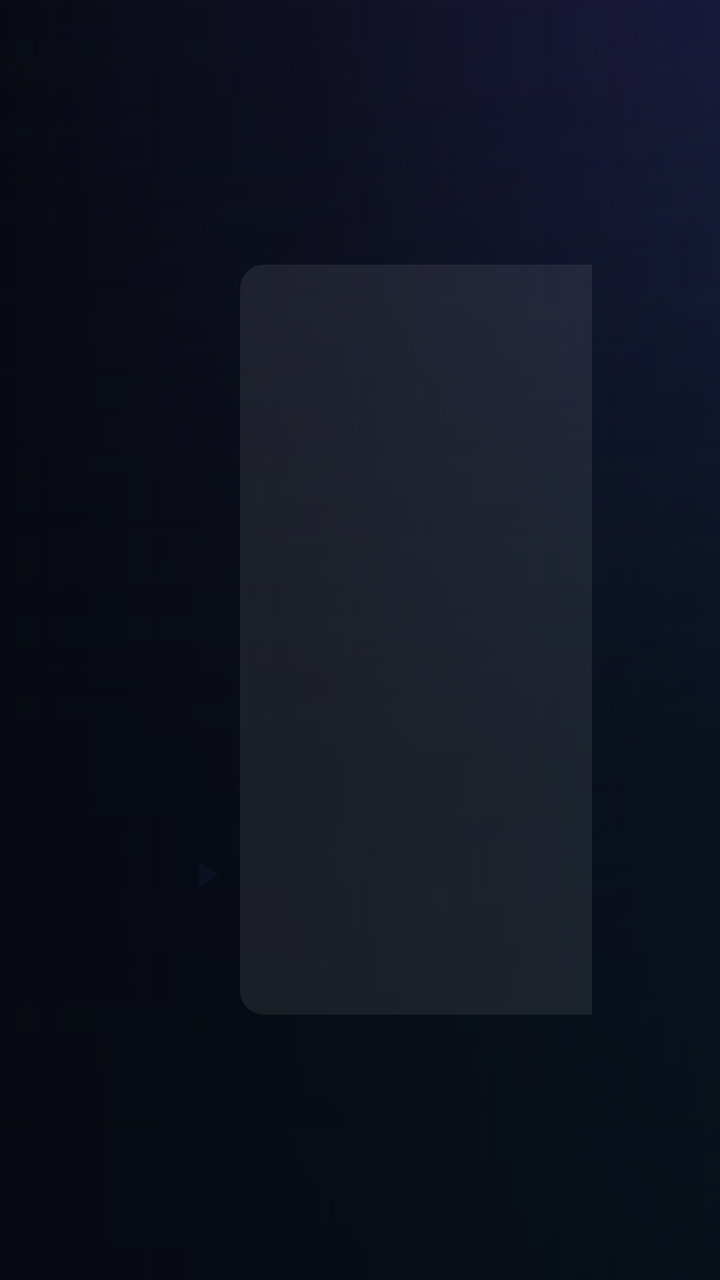
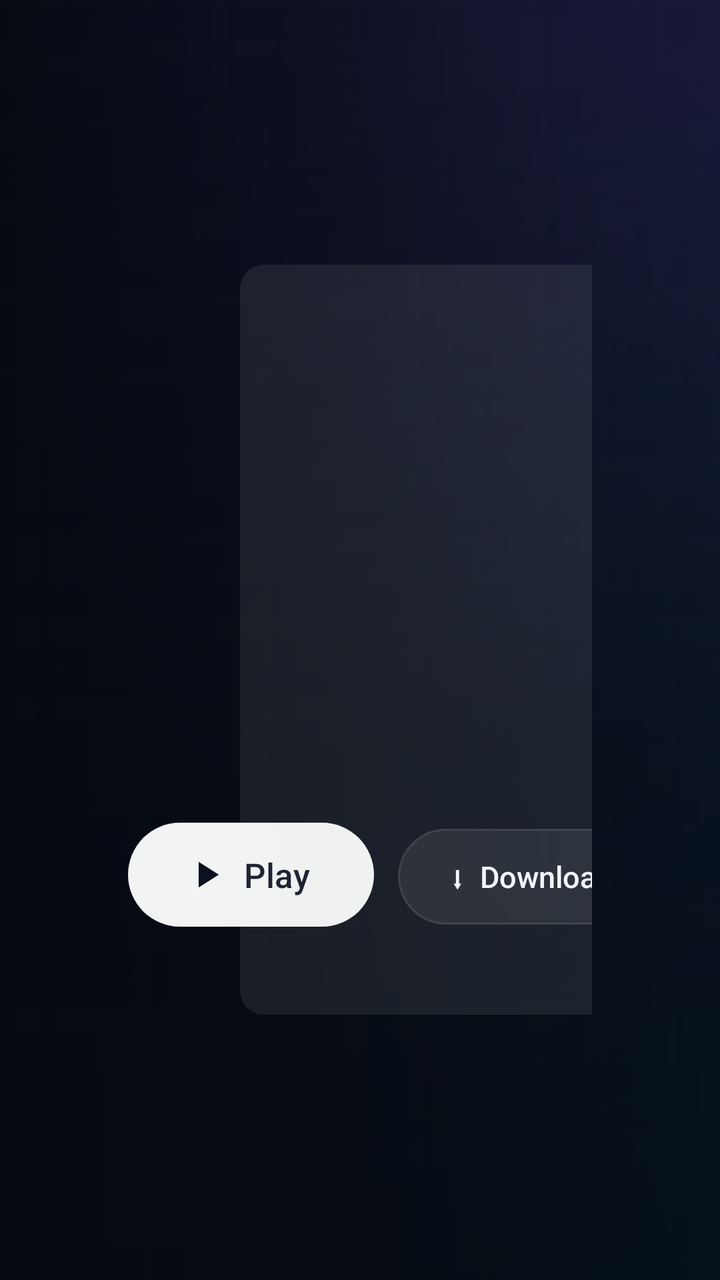

Two renders of the same Android screen: before a commit and after it. Below are the layout's source before the change and the commit's diff.
<!-- AndroidManifest.xml: application theme AppTheme -->
<!-- res/layout/activity_movie_detail.xml -->
<?xml version="1.0" encoding="utf-8"?>
<FrameLayout xmlns:android="http://schemas.android.com/apk/res/android"
    android:layout_width="match_parent"
    android:layout_height="match_parent">

    <ImageView
        android:id="@+id/backdrop"
        android:layout_width="match_parent"
        android:layout_height="match_parent"
        android:alpha="0"
        android:scaleType="centerCrop" />

    <View
        android:layout_width="match_parent"
        android:layout_height="match_parent"
        android:background="@drawable/bg_hero_scrim_left"
        android:tag="mirror" />

    <View
        android:layout_width="match_parent"
        android:layout_height="match_parent"
        android:background="@drawable/bg_hero_scrim_bottom"
        android:alpha="0.7" />

    <LinearLayout
        android:layout_width="match_parent"
        android:layout_height="match_parent"
        android:clipChildren="false"
        android:gravity="center_vertical"
        android:orientation="horizontal"
        android:paddingStart="64dp"
        android:paddingEnd="64dp">

        <LinearLayout
            android:layout_width="0dp"
            android:layout_height="wrap_content"
            android:layout_weight="1"
            android:clipChildren="false"
            android:orientation="vertical">

            <TextView
                style="@style/Eyebrow"
                android:layout_width="wrap_content"
                android:layout_height="wrap_content"
                android:text="Movie" />

            <TextView
                android:id="@+id/title"
                style="@style/HeroTitle"
                android:layout_width="match_parent"
                android:layout_height="wrap_content"
                android:layout_marginTop="6dp"
                android:ellipsize="end"
                android:maxLines="2"
                android:textSize="44sp" />

            <TextView
                android:id="@+id/meta"
                android:layout_width="match_parent"
                android:layout_height="wrap_content"
                android:layout_marginTop="12dp"
                android:fontFamily="sans-serif-medium"
                android:textColor="@color/text"
                android:textSize="15sp" />

            <TextView
                android:id="@+id/plot"
                android:layout_width="match_parent"
                android:layout_height="wrap_content"
                android:layout_marginTop="16dp"
                android:ellipsize="end"
                android:lineSpacingExtra="4dp"
                android:maxLines="7"
                android:textColor="#E6F5F7FF"
                android:textSize="16sp" />

            <LinearLayout
                android:layout_width="match_parent"
                android:layout_height="wrap_content"
                android:layout_marginTop="28dp"
                android:clipChildren="false"
                android:orientation="horizontal">

                <Button android:id="@+id/btnPlay" style="@style/BtnPrimary" android:drawableStart="@drawable/ic_play_btn" android:text="Play" />
                <Button android:id="@+id/btnResume" style="@style/Btn" android:text="Resume" android:visibility="gone" />
                <Button android:id="@+id/btnTrailer" style="@style/Btn" android:text="▶  Trailer" android:visibility="gone" />
                <Button android:id="@+id/btnDownload" style="@style/Btn" android:text="⬇  Download" />
                <Button android:id="@+id/btnFav" style="@style/Btn" android:text="+ My list" />
            </LinearLayout>

            <TextView
                android:id="@+id/castTitle"
                style="@style/RowTitle"
                android:layout_width="wrap_content"
                android:layout_height="wrap_content"
                android:layout_marginTop="22dp"
                android:text="Cast"
                android:visibility="gone" />

            <androidx.recyclerview.widget.RecyclerView
                android:id="@+id/cast"
                android:layout_width="match_parent"
                android:layout_height="wrap_content"
                android:layout_marginTop="8dp"
                android:clipChildren="false"
                android:clipToPadding="false"
                android:visibility="gone" />
        </LinearLayout>

        <ImageView
            android:id="@+id/poster"
            android:layout_width="250dp"
            android:layout_height="375dp"
            android:layout_marginStart="56dp"
            android:background="@drawable/bg_round_clip"
            android:elevation="16dp"
            android:scaleType="centerCrop" />
    </LinearLayout>
</FrameLayout>
<!-- resources referenced by this layout -->
<resources>
  <color name="text">#F5F7FF</color>
  <!-- drawable bg_hero_scrim_bottom (drawable) -->
  <?xml version="1.0" encoding="utf-8"?>
  <shape xmlns:android="http://schemas.android.com/apk/res/android" android:shape="rectangle">
      <gradient android:angle="90" android:startColor="#FF070A12" android:centerY="0.42" android:centerColor="#E6070A12" android:endColor="#00070A12" />
  </shape>
  <!-- drawable bg_hero_scrim_left (drawable) -->
  <?xml version="1.0" encoding="utf-8"?>
  <shape xmlns:android="http://schemas.android.com/apk/res/android" android:shape="rectangle">
      <gradient android:angle="0" android:startColor="#FA070A12" android:centerX="0.45" android:centerColor="#B3070A12" android:endColor="#14070A12" />
  </shape>
  <!-- drawable bg_round_clip (drawable) -->
  <?xml version="1.0" encoding="utf-8"?>
  <shape xmlns:android="http://schemas.android.com/apk/res/android" android:shape="rectangle">
      <solid android:color="#14FFFFFF" />
      <corners android:radius="12dp" />
  </shape>
  <!-- drawable ic_play_btn (drawable) -->
  <?xml version="1.0" encoding="utf-8"?>
  <vector xmlns:android="http://schemas.android.com/apk/res/android"
      android:width="22dp" android:height="22dp" android:viewportWidth="24" android:viewportHeight="24" android:tint="@color/btn_primary_text">
      <path android:fillColor="#FFFFFF" android:pathData="M8,5v14l11,-7z" />
  </vector>
  <style name="BtnPrimary" parent="Btn">
          <item name="android:layout_height">52dp</item>
          <item name="android:paddingStart">28dp</item>
          <item name="android:paddingEnd">32dp</item>
          <item name="android:drawablePadding">8dp</item>
          <item name="android:background">@drawable/bg_btn_primary</item>
          <item name="android:textColor">@color/btn_primary_text</item>
          <item name="android:textSize">17sp</item>
      </style>
  <style name="Eyebrow">
          <item name="android:textColor">?attr/sbAccent2</item>
          <item name="android:textSize">12sp</item>
          <item name="android:fontFamily">sans-serif-medium</item>
          <item name="android:letterSpacing">0.18</item>
          <item name="android:textAllCaps">true</item>
      </style>
  <style name="HeroTitle">
          <item name="android:textColor">@color/text</item>
          <item name="android:textSize">40sp</item>
          <item name="android:fontFamily">sans-serif-black</item>
          <item name="android:letterSpacing">-0.01</item>
          <item name="android:shadowColor">#99000000</item>
          <item name="android:shadowRadius">12</item>
          <item name="android:shadowDy">2</item>
      </style>
  <style name="RowTitle">
          <item name="android:textColor">@color/text</item>
          <item name="android:textSize">17sp</item>
          <item name="android:fontFamily">sans-serif-medium</item>
          <item name="android:letterSpacing">0.01</item>
      </style>
  <color name="accent">#7C5CFF</color>
  <color name="accent2">#00D4FF</color>
  <color name="accent_dark">#5A3FE0</color>
  <color name="bg">#070A12</color>
  <color name="text_dim">#8E9AB8</color>
  <color name="glass">#14FFFFFF</color>
  <color name="glass_stroke">#1FFFFFFF</color>
  <!-- drawable bg_dialog (drawable) -->
  <?xml version="1.0" encoding="utf-8"?>
  <inset xmlns:android="http://schemas.android.com/apk/res/android" android:inset="16dp">
      <shape android:shape="rectangle">
          <gradient android:angle="270" android:startColor="#1A2236" android:endColor="#10152A" />
          <corners android:radius="22dp" />
          <stroke android:width="1dp" android:color="#337C5CFF" />
      </shape>
  </inset>
  <!-- unchanged entries left out for length: 8 -->
</resources>

<!-- the commit's change to res/layout/activity_movie_detail.xml (unified diff, before → after) -->
@@ -74,10 +74,18 @@
                 android:textColor="#E6F5F7FF"
                 android:textSize="16sp" />
 
-            <LinearLayout
+            <HorizontalScrollView
                 android:layout_width="match_parent"
                 android:layout_height="wrap_content"
                 android:layout_marginTop="28dp"
+                android:clipChildren="false"
+                android:clipToPadding="false"
+                android:paddingTop="6dp"
+                android:paddingBottom="6dp"
+                android:scrollbars="none">
+            <LinearLayout
+                android:layout_width="wrap_content"
+                android:layout_height="wrap_content"
                 android:clipChildren="false"
                 android:orientation="horizontal">
 
@@ -87,6 +95,7 @@
                 <Button android:id="@+id/btnDownload" style="@style/Btn" android:text="⬇  Download" />
                 <Button android:id="@+id/btnFav" style="@style/Btn" android:text="+ My list" />
             </LinearLayout>
+            </HorizontalScrollView>
 
             <TextView
                 android:id="@+id/castTitle"
